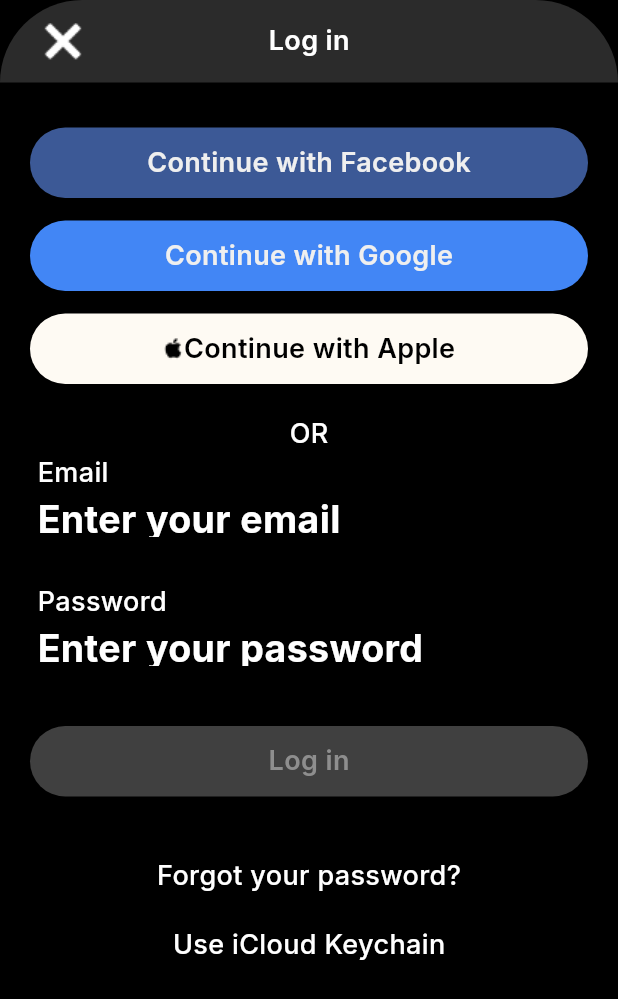
After one commit to lyGrace2003/pinterest_clone, a Flutter app: the LogInPage screen opened directly, on a phone screen of 412 x 824 dp. The commit adds this screen. Shown: the top 999 px of the screen. Run offline on Flutter 3.47's test engine with Material 3 defaults, Android fonts, the phone set to English and light mode, and no system bars; our stand-ins replace flutter_svg, google_fonts.

Commit message:
added log-in page panel UI

```diff
--- a/lib/login-sign up/landing_page.dart
+++ b/lib/login-sign up/landing_page.dart
@@ -1,10 +1,8 @@
 import 'package:flutter/material.dart';
-import 'package:flutter/widgets.dart';
 import 'package:google_fonts/google_fonts.dart';
+import 'package:pinterest_clone/widgets/buttons.dart';
 import '../widgets/log_in_widgets.dart';
-// import '../widgets/navigation_bar.dart';
-// import '../widgets/search_bar.dart';
-// import '../widgets/view_save.dart';
+
 
 class LandingPage extends StatefulWidget {
   const LandingPage({super.key});
@@ -13,24 +11,6 @@ class LandingPage extends StatefulWidget {
   State<LandingPage> createState() => _LandingPageState();
 }
 
-// class _LandingPageState extends State<LandingPage> {
-//   @override
-//   Widget build(BuildContext context) {
-//     return const SafeArea(
-//       child: Scaffold(
-//         body: Column(
-//           children: [
-//             Spacer(),
-//             SignUpSearchBarWidget(forWhatPurpose: 'Password'),
-//             SignUpSearchBarWidget(forWhatPurpose: 'Email'),
-//             ViewSaveWidget(),
-//             NavigationBarWidget(selectedItem: 'home')
-//           ],
-//         ),
-//       ),
-//     );
-//   }
-// }
 
 class _LandingPageState extends State<LandingPage> {
   final ScrollController _scrollController1 = ScrollController();
@@ -88,10 +68,10 @@ class _LandingPageState extends State<LandingPage> {
               ],
             ),
             Positioned(
-              bottom: 250,
+              bottom: 260,
               child: Container(
-                  width: 430,
-                  height: 98,
+                  width: MediaQuery.of(context).size.width,
+                  height: 100,
                   decoration: BoxDecoration(
                     gradient: LinearGradient(
                       begin: const Alignment(0.00, -1.00),
@@ -101,88 +81,63 @@ class _LandingPageState extends State<LandingPage> {
                 ),
               ),
             ),
-             Positioned(
-              left: 160,
-              bottom: 250,
-              child: Container(
-                        height: 100,
-                        width: 100,
-                        decoration: const BoxDecoration(
-                          image: DecorationImage(
-                            image: AssetImage('lib/assets/logo.png'),
-                            fit: BoxFit.cover,
+            Positioned(
+              bottom: 0,
+              child: Center(
+                child: Container(
+                  height: 265,
+                  width: MediaQuery.of(context).size.width,
+                  color: const Color(0xFF000000),
+                  child: SizedBox(
+                    child: Column(
+                      children: [
+                        const Spacer(),
+                        Text(
+                          'Welcome To Pinterest',
+                          style: GoogleFonts.inter(
+                            color: const Color(0xFFEFEFEF),
+                            fontSize: 28,
+                            fontWeight: FontWeight.w600,
                           ),
                         ),
-                      ),
-            ),
-            Positioned(
-              left: 40,
-              bottom: 100,
-              child: Column(
-                children: [
-                  Text(
-                    'Welcome To Pinterest',
-                    style: GoogleFonts.inter(
-                      color: const Color(0xFFEFEFEF),
-                      fontSize: 28,
-                      fontWeight: FontWeight.w600,
-                    ),
-                  ),
-                  Container(
-                    width: 330,
-                    height: 45,
-                    decoration: BoxDecoration(
-                      borderRadius: BorderRadius.circular(30),
-                      color: const Color(0xFFE70125)
-                    ),
-                    child: Center(
-                      child: Text(
-                        'Sign up',
-                        style: GoogleFonts.inter(
-                          color: const Color(0xFFEFEFEF),
-                          fontSize: 16,
-                          fontWeight: FontWeight.w600,
-                        ),
-                      ),
-                    ),
-                  ),
-                  const SizedBox(height: 8,),
-                  Container(
-                    width: 330,
-                    height: 45,
-                    decoration: BoxDecoration(
-                      borderRadius: BorderRadius.circular(30),
-                      color: const Color(0xFFFFFFFF)
-                    ),
-                    child: Center(
-                      child: Text(
-                        'Log in',
-                        style: GoogleFonts.inter(
-                          color: const Color(0xFF000000),
-                          fontSize: 16,
-                          fontWeight: FontWeight.w600,
-                        ),
-                      ),
-                    ),
-                  ),
-                ],
-              ),
-            ),
-            Positioned(
-              left: 30,
-              bottom: 50,
-              child: SizedBox(
-                      width: 380,
-                      height: 30,
-                       child: Text(
+                        const SizedBox(height: 30,),
+                        const ButtonWidget(text: 'Sign up', textColor: 'white', buttonColor: 'red'),
+                        const SizedBox(height: 6,),
+                        const ButtonWidget(text: 'Log in', textColor: 'black', buttonColor: 'white'),
+                        const SizedBox(height: 15,),
+                        SizedBox(
+                          width: 380,
+                          height: 30,
+                          child: Text(
                             'By continuing, you agree to Pinterest’s Terms of Service and acknowledge you’ve read our Privacy Policy.',
-                            style: GoogleFonts.inter(
+                            style:  GoogleFonts.inter(
                               color: const Color(0xFFEFEFEF),
                               fontSize: 12,
                               fontWeight: FontWeight.w400,
                             ),
+                            textAlign: TextAlign.center,
                           ),
-                     ),
+                        ),
+                        const SizedBox(height: 20,),
+                      ],
+                    ),
+                  ),
+                ),
+              ),
+            ),
+            Positioned(
+              left: (MediaQuery.of(context).size.width/2)-50,
+              bottom: 240,
+              child: Container(
+                height: 100,
+                width: 100,
+                  decoration: const BoxDecoration(
+                  image: DecorationImage(
+                    image: AssetImage('lib/assets/logo.png'),
+                    fit: BoxFit.cover,
+                  ),
+                ),
+              ),
             ),
           ],
         ),
--- /dev/null
+++ b/lib/login-sign up/log-in_page.dart
@@ -0,0 +1,162 @@
+import 'package:flutter/material.dart';
+import 'package:google_fonts/google_fonts.dart';
+
+import '../widgets/buttons.dart';
+
+class LogInPage extends StatefulWidget {
+  const LogInPage({super.key});
+
+  @override
+  State<LogInPage> createState() => _LogInPageState();
+}
+
+class _LogInPageState extends State<LogInPage> {
+  @override
+  Widget build(BuildContext context) {
+    return SafeArea(
+      child: Scaffold(
+        backgroundColor: const Color(0xFF000000),
+        body: Center(
+          child: Column(
+            children: [
+              Container(
+                width: MediaQuery.of(context).size.width,
+                height: 55,
+                decoration: const BoxDecoration(
+                  color:  Color(0xFF2B2B2B),
+                  borderRadius: BorderRadius.only(
+                    topLeft: Radius.circular(100),
+                    topRight: Radius.circular(100)
+                  )
+                ),
+                child: Row(
+                  children: [
+                    const SizedBox(width: 25,),
+                    Container(
+                      width: 34,
+                      height: 34,
+                      decoration: const BoxDecoration(
+                        image: DecorationImage(
+                          image: AssetImage('lib/assets/icons/Close.png'))
+                      ),
+                    ),
+                    const SizedBox(width: 120,),
+                    Text(
+                      'Log in',
+                      style: GoogleFonts.inter(
+                          color: const Color(0xFFFFFFFF),
+                          fontSize: 18,
+                          fontWeight: FontWeight.w600,
+                        ),
+                    ),
+                    const Spacer(),
+                  ],
+                ),
+              ),
+              const SizedBox(height: 30,),
+              const LogInButton(text: 'Continue with Facebook'),
+              const SizedBox(height: 15,),
+              const LogInButton(text: 'Continue with Google'),
+              const SizedBox(height: 15,),
+              const LogInButton(text: 'Continue with Apple'),
+              const SizedBox(height: 20,),
+              Text(
+                'OR',
+                style: GoogleFonts.inter(
+                    color: const Color(0xFFFFFFFF),
+                    fontSize: 18,
+                    fontWeight: FontWeight.w500,
+                  ),
+              ),
+              Row(
+                children: [
+                  const SizedBox(width: 25,),
+                  Text(
+                    'Email',
+                    style: GoogleFonts.inter(
+                        color: const Color(0xFFFFFFFF),
+                        fontSize: 18,
+                        fontWeight: FontWeight.w500,
+                      ),
+                  ),
+                  const Spacer()
+                ],
+              ),
+              Row(
+                children: [
+                  const SizedBox(width: 25,),
+                  SizedBox(
+                    width: 372,
+                    height: 30,
+                    child: Text(
+                    'Enter your email',
+                    style: GoogleFonts.inter(
+                        color: const Color(0xFFFFFFFF),
+                        fontSize: 25,
+                        fontWeight: FontWeight.w700,
+                      ),
+                  ),
+                  ),
+                  const Spacer()
+                ],
+              ),
+              const SizedBox(height: 30,),
+              Row(
+                children: [
+                  const SizedBox(width: 25,),
+                  Text(
+                    'Password',
+                    style: GoogleFonts.inter(
+                        color: const Color(0xFFFFFFFF),
+                        fontSize: 18,
+                        fontWeight: FontWeight.w500,
+                      ),
+                  ),
+                  const Spacer(),
+                ],
+              ),
+              Row(
+                children: [
+                  const SizedBox(width: 25,),
+                  SizedBox(
+                    width: 372,
+                    height: 30,
+                    child: Text(
+                    'Enter your password',
+                    style: GoogleFonts.inter(
+                        color: const Color(0xFFFFFFFF),
+                        fontSize: 25,
+                        fontWeight: FontWeight.w700,
+                      ),
+                  ),
+                  ),
+                  const Spacer()
+                ],
+              ),
+              const SizedBox(height: 40,),
+              const LogIn(),
+              const SizedBox(height: 40,),
+              Text(
+                'Forgot your password?',
+                style: GoogleFonts.inter(
+                    color: const Color(0xFFFFFFFF),
+                    fontSize: 18,
+                    fontWeight: FontWeight.w500,
+                  ),
+              ),
+              const SizedBox(height: 20,),
+              Text(
+                'Use iCloud Keychain',
+                style: GoogleFonts.inter(
+                    color: const Color(0xFFFFFFFF),
+                    fontSize: 18,
+                    fontWeight: FontWeight.w500,
+                  ),
+              ),
+            ],
+          ),
+        ),
+      )
+    );
+  }
+}
--- a/lib/main.dart
+++ b/lib/main.dart
@@ -1,4 +1,5 @@
 import 'package:flutter/material.dart';
+import 'package:pinterest_clone/login-sign%20up/log-in_page.dart';
 import 'login-sign up/landing_page.dart';
 
 
--- /dev/null
+++ b/lib/widgets/buttons.dart
@@ -0,0 +1,158 @@
+import 'package:flutter/material.dart';
+import 'package:flutter_svg/flutter_svg.dart';
+import 'package:google_fonts/google_fonts.dart';
+
+class ButtonWidget extends StatefulWidget {
+  final String text;
+  final String textColor;
+  final String buttonColor;
+
+  const ButtonWidget({Key? key, required this.text, required this.textColor, required this.buttonColor})
+      : super(key: key);
+
+  @override
+  State<ButtonWidget> createState() => _ButtonWidgetState();
+}
+
+class _ButtonWidgetState extends State<ButtonWidget> {
+  late Color _textColor;
+  late Color _buttonColor;
+  @override
+  void initState() {
+    super.initState();
+    _buttonColor = widget.buttonColor == 'red' ? const Color(0xFFE70125) : const Color(0xFFFFFFFF);
+    _textColor = widget.textColor == 'black' ? const Color(0xFF000000) : const Color(0xFFFFFFFF);
+  }
+
+  @override
+  Widget build(BuildContext context) {
+    return Container(
+      width: 330,
+      height: 45,
+      decoration: BoxDecoration(
+        borderRadius: BorderRadius.circular(30),
+        color: _buttonColor,
+      ),
+      child: Center(
+        child: Text(
+          widget.text,
+          style: GoogleFonts.inter(
+            color: _textColor,
+            fontSize: 16,
+            fontWeight: FontWeight.w600,
+          ),
+        ),
+      ),
+    );
+  }
+}
+
+
+class LogInButton extends StatelessWidget {
+  final String text;
+  const LogInButton({super.key, required this.text});
+
+  @override
+  Widget build(BuildContext context) {
+    if(text == 'Continue with Facebook'){
+      return Container(
+        width: 372,
+        height: 47,
+        decoration: BoxDecoration(
+          borderRadius: BorderRadius.circular(30),
+          color: const Color(0xFF3C5996)
+        ),
+        child: Center(
+          child: Text(
+            text,
+            style: GoogleFonts.inter(
+                color: const Color(0xFFEFEFEF),
+                fontSize: 18,
+                fontWeight: FontWeight.w600,
+              ),
+          ),
+        ),
+      );
+    }
+    else if(text == 'Continue with Google'){
+        return Container(
+        width: 372,
+        height: 47,
+        decoration: BoxDecoration(
+          borderRadius: BorderRadius.circular(30),
+          color: const Color(0xFF4286F5)
+        ),
+        child: Center(
+          child: Text(
+            text,
+            style: GoogleFonts.inter(
+                color: const Color(0xFFEFEFEF),
+                fontSize: 18,
+                fontWeight: FontWeight.w600,
+              ),
+          ),
+        ),
+      );
+    }
+    else{
+        return Container(
+        width: 372,
+        height: 47,
+        decoration: BoxDecoration(
+          borderRadius: BorderRadius.circular(30),
+          color: const Color(0xFFFEFAF3)
+        ),
+        child: Center(
+          child: Row(
+            children: [
+              const Spacer(),
+              Container(
+                width: 14,
+                height: 16,
+                decoration: const BoxDecoration(
+                  image: DecorationImage(
+                    image: AssetImage('lib/assets/icons/Apple.png'))
+                ),
+              ),
+              Text(
+                text,
+                style: GoogleFonts.inter(
+                    color: const Color(0xFF000000),
+                    fontSize: 18,
+                    fontWeight: FontWeight.w600,
+                  ),
+              ),
+              const Spacer(),
+            ],
+          ),
+        ),
+      );
+    }
+  }
+}
+
+class LogIn extends StatelessWidget {
+  const LogIn({super.key});
+
+  @override
+  Widget build(BuildContext context) {
+    return Container(
+        width: 372,
+        height: 47,
+        decoration: BoxDecoration(
+          borderRadius: BorderRadius.circular(30),
+          color: const Color(0xFF404040)
+        ),
+        child: Center(
+          child: Text(
+            'Log in',
+            style: GoogleFonts.inter(
+                color: const Color(0xFF8E8E8E),
+                fontSize: 18,
+                fontWeight: FontWeight.w600,
+              ),
+          ),
+        ),
+      );
+  }
+}
--- a/pubspec.yaml
+++ b/pubspec.yaml
@@ -37,6 +37,8 @@ flutter:
     - lib/assets/icons/Blind.svg
     - lib/assets/icons/Blind.png
     - lib/assets/icons/Eye.png
+    - lib/assets/icons/Apple.png
+    - lib/assets/icons/Close.png
     - lib/assets/pictures/log-in/1_1.png
     - lib/assets/pictures/log-in/1_2.png
     - lib/assets/pictures/log-in/1_3.png
```
Also changed, not shown: lib/assets/icons/Apple.png (added), lib/assets/icons/Close.png (added).
